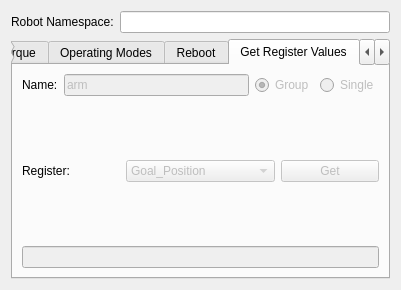
Above: interbotix_xs_toolbox/interbotix_xs_rviz/src/ui/interbotix_control_panel.ui from Interbotix/interbotix_ros_toolboxes before the change. Below: the same form after it.
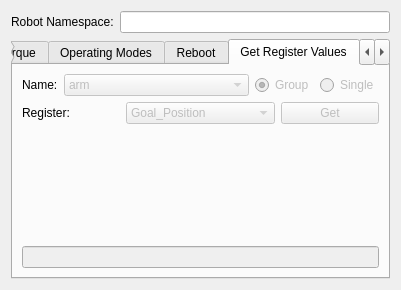
That is the form after the change. The open tabs and pages were chosen to show the change.

Commit message:
[xs_rviz] Minor improvements to RViz panel
Change name lineedit to a drop-down menu that is automatically populated
with joint names. Add register descriptions.

Diff of the .ui file:
```diff
--- a/interbotix_xs_toolbox/interbotix_xs_rviz/src/ui/interbotix_control_panel.ui
+++ b/interbotix_xs_toolbox/interbotix_xs_rviz/src/ui/interbotix_control_panel.ui
@@ -726,13 +726,26 @@
               </widget>
              </item>
              <item>
-              <widget class="QLineEdit" name="lineedit_getregval_name_">
+              <widget class="QComboBox" name="combobox_getregval_name_">
                <property name="enabled">
                 <bool>false</bool>
                </property>
+               <property name="sizePolicy">
+                <sizepolicy hsizetype="Expanding" vsizetype="Fixed">
+                 <horstretch>0</horstretch>
+                 <verstretch>0</verstretch>
+                </sizepolicy>
+               </property>
+               <item>
                <property name="text">
                 <string>arm</string>
                </property>
+               </item>
+               <item>
+                <property name="text">
+                 <string>all</string>
+                </property>
+               </item>
               </widget>
              </item>
              <item>
@@ -765,7 +778,7 @@
              <item>
               <widget class="QLabel" name="label_getregval_reg_">
                <property name="sizePolicy">
-                <sizepolicy hsizetype="Preferred" vsizetype="Expanding">
+                <sizepolicy hsizetype="Preferred" vsizetype="Maximum">
                  <horstretch>0</horstretch>
                  <verstretch>0</verstretch>
                 </sizepolicy>
@@ -840,6 +853,36 @@
              </item>
             </layout>
            </item>
+           <item>
+            <widget class="QLabel" name="label_getregval_desc_">
+             <property name="sizePolicy">
+              <sizepolicy hsizetype="Minimum" vsizetype="Preferred">
+               <horstretch>0</horstretch>
+               <verstretch>0</verstretch>
+              </sizepolicy>
+             </property>
+             <property name="minimumSize">
+              <size>
+               <width>0</width>
+               <height>85</height>
+              </size>
+             </property>
+             <property name="font">
+              <font>
+               <pointsize>9</pointsize>
+              </font>
+             </property>
+             <property name="text">
+              <string/>
+             </property>
+             <property name="alignment">
+              <set>Qt::AlignLeading|Qt::AlignLeft|Qt::AlignTop</set>
+             </property>
+             <property name="wordWrap">
+              <bool>true</bool>
+             </property>
+            </widget>
+           </item>
            <item>
             <layout class="QHBoxLayout" name="layout_getregval_val_">
              <item>
```
Left out of the diff: 22 changed lines with no effect on the pictures. Lines whose indentation alone changed are shown as unchanged. The commit also changes 3 other files.
